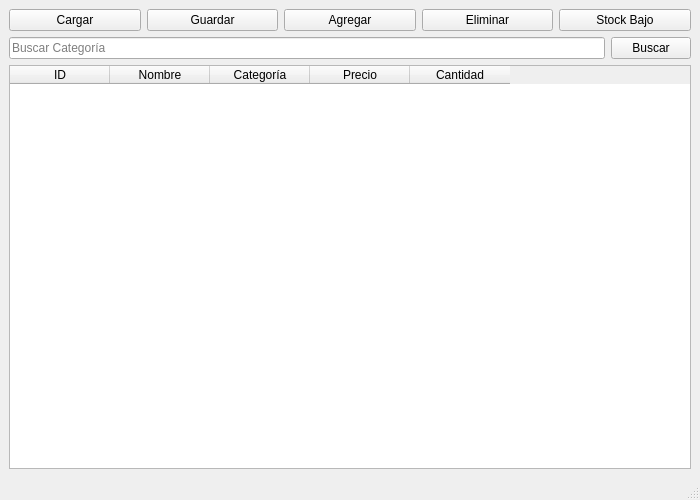
The window that mainwindow.ui (KnDokusei/Proyecto-Seminario) describes before a commit, drawn with Qt 5.
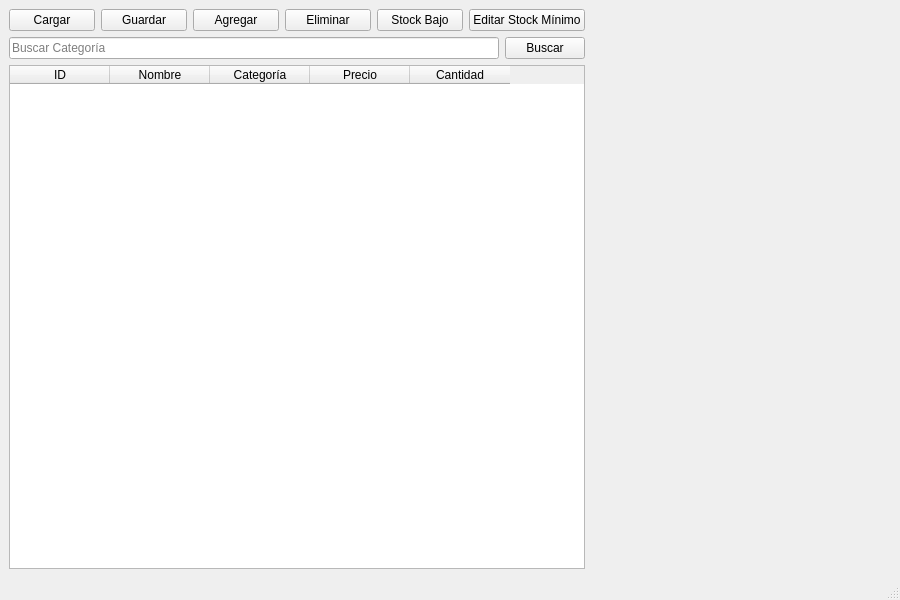
The same window after the commit.

Diff of the .ui file:
```diff
--- a/mainwindow.ui
+++ b/mainwindow.ui
@@ -3,11 +3,17 @@
  <class>MainWindow</class>
  <widget class="QMainWindow" name="MainWindow">
   <property name="geometry">
-   <rect><x>0</x><y>0</y><width>700</width><height>500</height></rect>
+   <rect><x>0</x><y>0</y><width>900</width><height>600</height></rect>
   </property>
   <property name="windowTitle"><string>Sistema de Inventario</string></property>
   <widget class="QWidget" name="centralwidget">
-   <layout class="QVBoxLayout" name="verticalLayout">
+   <layout class="QHBoxLayout" name="horizontalLayout">
+
+    <!-- LADO IZQUIERDO -->
+    <item>
+     <layout class="QVBoxLayout" name="verticalLayoutIzquierdo">
+
+      <!-- BOTONES SUPERIORES -->
     <item>
      <layout class="QHBoxLayout" name="horizontalLayoutTop">
       <item><widget class="QPushButton" name="btnCargar"><property name="text"><string>Cargar</string></property></widget></item>
@@ -15,14 +21,19 @@
       <item><widget class="QPushButton" name="btnAgregar"><property name="text"><string>Agregar</string></property></widget></item>
       <item><widget class="QPushButton" name="btnEliminar"><property name="text"><string>Eliminar</string></property></widget></item>
       <item><widget class="QPushButton" name="btnStockBajo"><property name="text"><string>Stock Bajo</string></property></widget></item>
-    </layout>
-    </item>
+        <item><widget class="QPushButton" name="btnEditarMinimo"><property name="text"><string>Editar Stock Mínimo</string></property></widget></item>
+       </layout>
+      </item>
+
+      <!-- BUSCAR POR CATEGORÍA -->
     <item>
      <layout class="QHBoxLayout" name="horizontalLayoutSearch">
       <item><widget class="QLineEdit" name="txtCategoria"><property name="placeholderText"><string>Buscar Categoría</string></property></widget></item>
       <item><widget class="QPushButton" name="btnBuscarCategoria"><property name="text"><string>Buscar</string></property></widget></item>
     </layout>
     </item>
+
+      <!-- TABLA DE PRODUCTOS -->
     <item>
      <widget class="QTableWidget" name="tablaProductos">
       <property name="columnCount"><number>5</number></property>
@@ -35,8 +46,24 @@
      </widget>
     </item>
    </layout>
-  </widget>
-  <widget class="QMenuBar" name="menubar"/>
+    </item>
+
+    <!-- LADO DERECHO (GRÁFICO) -->
+    <item>
+     <widget class="QWidget" name="chartPlaceholder">
+      <property name="minimumSize">
+       <size><width>300</width><height>0</height></size>
+      </property>
+     </widget>
+    </item>
+   </layout>
+  </widget>
+
+  <widget class="QMenuBar" name="menubar">
+   <property name="geometry">
+    <rect><x>0</x><y>0</y><width>900</width><height>26</height></rect>
+   </property>
+  </widget>
   <widget class="QStatusBar" name="statusbar"/>
  </widget>
  <resources/>
```
Left out of the diff: 6 changed lines with no effect on the pictures. Lines whose indentation alone changed are shown as unchanged.
